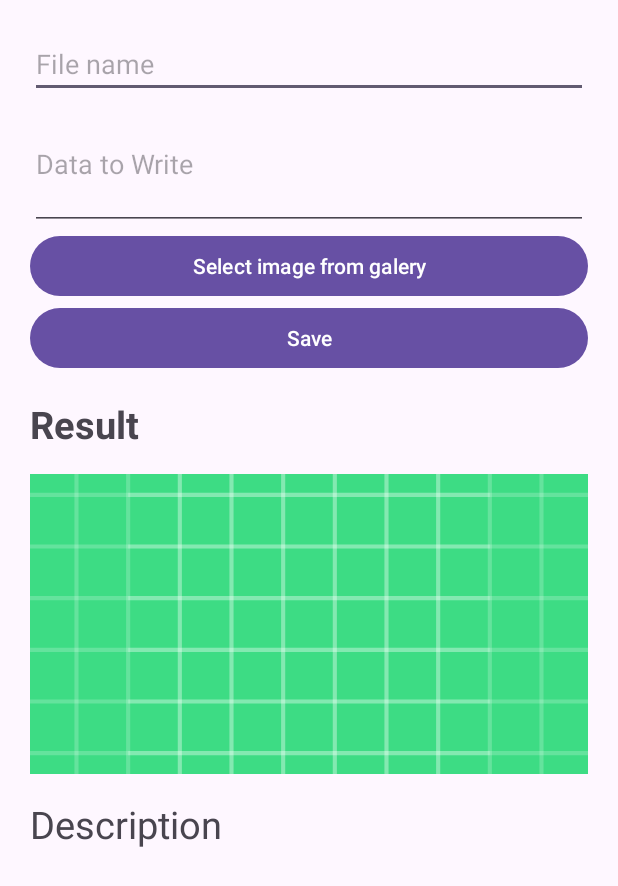
After one commit to DiAnonim/Android_CW, an Android app: the layout activity_main_lesson11.xml on its own in the app's theme, with its tools: preview values and no code run, on a phone screen of 412 x 824 dp. The commit adds this screen. Shown: the top 886 px of the screen. Run offline under Robolectric (Android 15) with nearby library versions, the phone set to English and light mode, and no system bars.

Commit message:
Lesson 12

```diff
--- a/app/build.gradle.kts
+++ b/app/build.gradle.kts
@@ -32,8 +32,13 @@ android {
 }
 
 dependencies {
+    implementation("androidx.room:room-runtime:2.6.0")
+    annotationProcessor("androidx.room:room-compiler:2.6.0")
+    implementation("androidx.room:room-ktx:2.6.0")
+
     implementation("com.squareup.picasso:picasso:2.8")
     implementation("com.google.android.material:material:1.12.0")
+
     implementation(libs.appcompat)
     implementation(libs.material)
     implementation(libs.activity)
--- /dev/null
+++ b/app/src/main/res/layout/activity_main_lesson11.xml
@@ -0,0 +1,85 @@
+<?xml version="1.0" encoding="utf-8"?>
+<LinearLayout
+    xmlns:android="http://schemas.android.com/apk/res/android"
+    xmlns:app="http://schemas.android.com/apk/res-auto"
+    xmlns:tools="http://schemas.android.com/tools"
+    android:id="@+id/main"
+    android:orientation="vertical"
+    android:layout_width="match_parent"
+    android:layout_height="match_parent"
+    android:padding="20dp"
+    tools:context=".Lesson11.MainActivity_Lesson11">
+
+    <EditText
+        android:id="@+id/et_less11_fileName"
+        android:layout_width="match_parent"
+        android:layout_height="wrap_content"
+        android:ems="10"
+        android:inputType="text"
+        android:hint="File name" />
+
+
+
+    <EditText
+        android:id="@+id/etData_less11"
+        android:layout_width="match_parent"
+        android:layout_height="wrap_content"
+        android:ems="10"
+        android:minLines="3"
+        android:maxLines="5"
+        android:inputType="textMultiLine"
+        android:hint="Data to Write"/>
+
+<!--    <Button-->
+<!--        android:id="@+id/btnSaveInternal_less11"-->
+<!--        android:layout_width="match_parent"-->
+<!--        android:layout_height="wrap_content"-->
+<!--        android:text="Save to Internal Storage" />-->
+
+    <Button
+        android:id="@+id/btnSelectImage_less11"
+        android:layout_width="match_parent"
+        android:layout_height="wrap_content"
+        android:text="Select image from galery" />
+
+<!--    <Button-->
+<!--        android:id="@+id/btnReadInternal_less11"-->
+<!--        android:layout_width="match_parent"-->
+<!--        android:layout_height="wrap_content"-->
+<!--        android:text="Read from Internal Stotage" />-->
+
+    <Button
+        android:id="@+id/btnSaveImage_less1"
+        android:layout_width="match_parent"
+        android:layout_height="wrap_content"
+        android:text="Save" />
+
+    <TextView
+        android:id="@+id/tvResult"
+        android:layout_width="match_parent"
+        android:layout_height="wrap_content"
+        android:layout_marginTop="16dp"
+        android:textSize="25sp"
+        android:textStyle="bold"
+        android:text="Result" />
+
+    <ImageView
+        android:id="@+id/imageView_less11"
+        android:layout_width="match_parent"
+        android:layout_height="200dp"
+        android:layout_marginTop="16dp"
+        android:scaleType="centerCrop"
+        android:src="@drawable/ic_launcher_background" />
+
+
+    <TextView
+        android:id="@+id/tvDesc_less11"
+        android:layout_width="match_parent"
+        android:layout_height="wrap_content"
+        android:layout_marginTop="16dp"
+        android:textSize="25sp"
+        android:text="Description" />
+
+
+
+</LinearLayout>
```
Also changed, not shown: app/src/main/AndroidManifest.xml (+8 -0 lines), app/src/main/java/kz/example/lesson_3/Lesson11/MainActivity_Lesson11.java (added, +197 -0 lines), app/src/main/java/kz/example/lesson_3/Lesson12/MainActivity_Lesson12.java (added, +59 -0 lines), app/src/main/java/kz/example/lesson_3/Lesson12/config/DatabaseHelper.java (added, +38 -0 lines), app/src/main/java/kz/example/lesson_3/Lesson12/dao/AppDatabase.java (added, +39 -0 lines), app/src/main/java/kz/example/lesson_3/Lesson12/dao/User.java (added, +33 -0 lines), app/src/main/java/kz/example/lesson_3/Lesson12/dao/UserDao.java (added, +25 -0 lines), app/src/main/java/kz/example/lesson_3/MainActivity.java (+12 -0 lines), app/src/main/res/layout/activity_main.xml (+14 -0 lines), app/src/main/res/layout/activity_main_lesson12.xml (added, +10 -0 lines).
